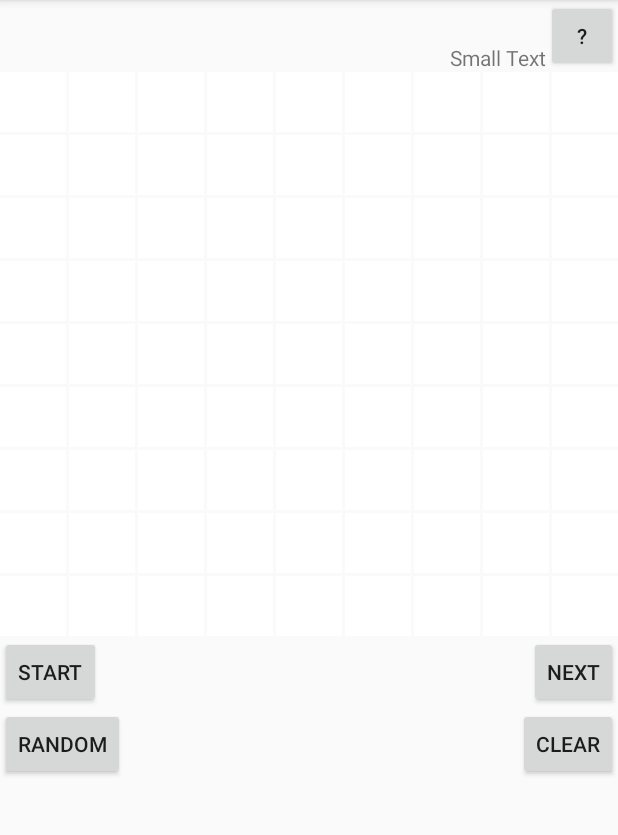
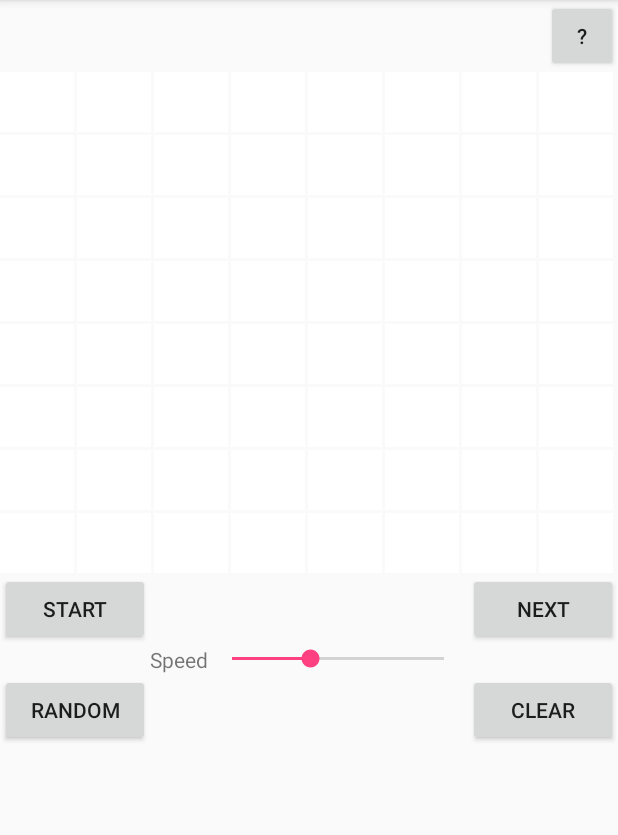
Before and after one commit to iamai74/GameLife, an Android app: the screen it shows after launch (MainActivity), on a phone screen of 412 x 824 dp, the part 84-919 px from its top. Run offline under Robolectric (Android 15) with nearby library versions, the phone set to English and light mode, and no system bars.

Commit message:
speed control

```diff
--- a/app/src/main/java/com/example/ai/lifegame/MainActivity.java
+++ b/app/src/main/java/com/example/ai/lifegame/MainActivity.java
@@ -9,16 +9,23 @@ import android.widget.AdapterView;
 import android.widget.ArrayAdapter;
 import android.widget.Button;
 import android.widget.GridView;
+import android.widget.SeekBar;
+import android.widget.TextView;
 
 import java.util.concurrent.TimeUnit;
 
 public class MainActivity extends AppCompatActivity {
 
-    int size = 9;
+    private static final int minSpeed = 300;
+    private static final int maxSpeed = 3000;
+
+    int size = 8;
+    int speed = 1000;
     LifeCycle cycle;
     GridView gvMain;
     ArrayAdapter<Integer> adapter;
     Button startButton, nextButton, clearButton, helpButton, randomButton;
+    SeekBar speedBar;
 
 
     private boolean stop = true;
@@ -47,6 +54,25 @@ public class MainActivity extends AppCompatActivity {
         gvMain = (GridView) findViewById(R.id.sandBox);
         gvMain.setAdapter(adapter);
         gvMain.setNumColumns(size);
+
+        speedBar = (SeekBar) findViewById(R.id.speedBar);
+        speedBar.setProgress(Math.round(speed*100/(maxSpeed-minSpeed)));
+        speedBar.setOnSeekBarChangeListener(new SeekBar.OnSeekBarChangeListener() {
+            @Override
+            public void onProgressChanged(SeekBar seekBar, int i, boolean b) {
+                speed = Math.round(speedBar.getProgress()*(maxSpeed-minSpeed)/100);
+            }
+
+            @Override
+            public void onStartTrackingTouch(SeekBar seekBar) {
+
+            }
+
+            @Override
+            public void onStopTrackingTouch(SeekBar seekBar) {
+
+            }
+        });
 
         gvMain.setOnItemClickListener(new AdapterView.OnItemClickListener() {
             @Override
@@ -150,7 +176,7 @@ public class MainActivity extends AppCompatActivity {
                     }
                 });
                 try {
-                    Thread.sleep(1000); // Waits for 1 second (1000 milliseconds)
+                    Thread.sleep(speed); // Waits for 1 second (1000 milliseconds)
                 } catch (InterruptedException e) {
                     e.printStackTrace();
                 }
--- a/app/src/main/res/layout/activity_main.xml
+++ b/app/src/main/res/layout/activity_main.xml
@@ -14,15 +14,6 @@
         android:id="@+id/helpButton"
         android:layout_alignParentTop="true"
         android:layout_alignParentRight="true" />
-    <TextView
-        android:layout_width="wrap_content"
-        android:layout_height="wrap_content"
-        android:textAppearance="?android:attr/textAppearanceSmall"
-        android:text="Small Text"
-        android:id="@+id/counter"
-        android:layout_alignBottom="@+id/helpButton"
-        android:layout_toLeftOf="@+id/helpButton"
-        android:layout_toStartOf="@+id/helpButton" />
 
     <GridView
         android:layout_width="wrap_content"
@@ -35,7 +26,7 @@
 
     <Button
         style="?android:attr/buttonStyleSmall"
-        android:layout_width="wrap_content"
+        android:layout_width="100dp"
         android:layout_height="wrap_content"
         android:text="New Button"
         android:id="@+id/startStopButton"
@@ -44,7 +35,7 @@
 
     <Button
         style="?android:attr/buttonStyleSmall"
-        android:layout_width="wrap_content"
+        android:layout_width="100dp"
         android:layout_height="wrap_content"
         android:text="New Button"
         android:id="@+id/nextButton"
@@ -54,20 +45,45 @@
 
     <Button
         style="?android:attr/buttonStyleSmall"
-        android:layout_width="wrap_content"
+        android:layout_width="100dp"
         android:layout_height="wrap_content"
         android:text="New Button"
         android:id="@+id/randomButton"
-        android:layout_below="@+id/startStopButton"
+        android:layout_below="@+id/speedControl"
         android:layout_alignParentLeft="true" />
 
     <Button
         style="?android:attr/buttonStyleSmall"
-        android:layout_width="wrap_content"
+        android:layout_width="100dp"
         android:layout_height="wrap_content"
         android:text="New Button"
         android:id="@+id/clearButton"
-        android:layout_below="@+id/nextButton"
+        android:layout_below="@+id/speedControl"
         android:layout_alignParentRight="true" />
 
+    <LinearLayout
+        android:layout_width="wrap_content"
+        android:layout_height="wrap_content"
+        android:orientation="horizontal"
+        android:layout_below="@id/startStopButton"
+        android:layout_toEndOf="@id/startStopButton"
+        android:layout_toStartOf="@id/nextButton"
+        android:id="@+id/speedControl"
+        android:layout_toLeftOf="@id/nextButton"
+        android:layout_toRightOf="@id/startStopButton">
+        <TextView
+            android:layout_width="wrap_content"
+            android:layout_height="wrap_content"
+            android:textAppearance="?android:attr/textAppearanceSmall"
+            android:text="Speed"
+            android:gravity="center_vertical"
+            android:id="@+id/speedText"
+            />
+        <SeekBar
+            android:layout_width="match_parent"
+            android:layout_height="wrap_content"
+            android:id="@+id/speedBar"
+            />
+    </LinearLayout>
+
 </RelativeLayout>
```
